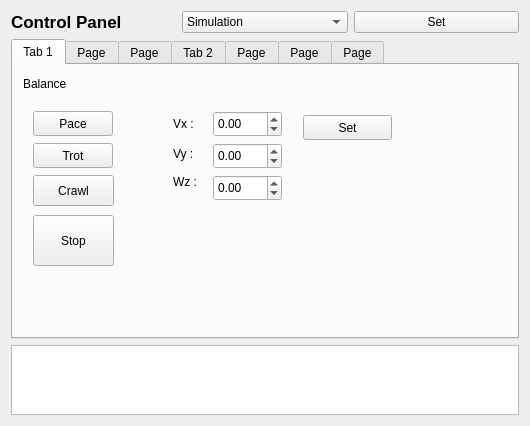
EdisonKun/quadruped_locomotion, file control_panel/ui/rqt_control_panel_plugin/rqt_control_panel_plugin_widget.ui: the form before one commit.
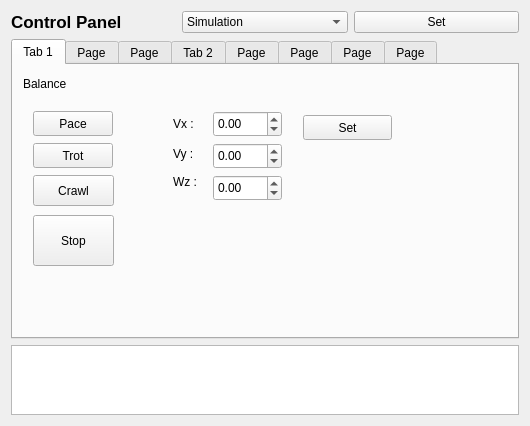
The form after the commit.

Commit message: update the static walk controller

Patch:
```diff
--- a/control_panel/ui/rqt_control_panel_plugin/rqt_control_panel_plugin_widget.ui
+++ b/control_panel/ui/rqt_control_panel_plugin/rqt_control_panel_plugin_widget.ui
@@ -1116,6 +1116,11 @@
        <string>Page</string>
       </attribute>
      </widget>
+     <widget class="QWidget" name="static_walk">
+      <attribute name="title">
+       <string>Page</string>
+      </attribute>
+     </widget>
     </widget>
    </item>
   </layout>
```
The commit also changes 27 other files.
